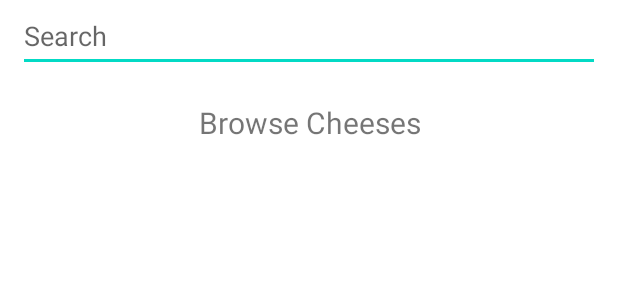
After one commit to Jimmyoungyi/ITUFinal, an Android app: the layout fragment_search.xml on its own in the app's theme, with its tools: preview values and no code run, on a phone screen of 412 x 824 dp. The commit adds this screen. Shown: the top 300 px of the screen. Run offline under Robolectric (Android 15) with nearby library versions, the phone set to English and light mode, and no system bars.

Commit message:
add cheese type list

```diff
--- a/app/build.gradle
+++ b/app/build.gradle
@@ -51,6 +51,8 @@ dependencies {
     testImplementation 'junit:junit:4.13.2'
     androidTestImplementation 'androidx.test.ext:junit:1.1.3'
     androidTestImplementation 'androidx.test.espresso:espresso-core:3.4.0'
-//nested-fragment
+    //nested-fragment
     implementation 'com.github.uysalemre:Fragment-Manager:0.1.0'
+    //load image from website
+    implementation 'com.squareup.picasso:picasso:2.71828'
 }
--- a/app/src/main/AndroidManifest.xml
+++ b/app/src/main/AndroidManifest.xml
@@ -1,6 +1,8 @@
 <?xml version="1.0" encoding="utf-8"?>
 <manifest xmlns:android="http://schemas.android.com/apk/res/android"
     package="com.example.cheesebyt">
+
+    <uses-permission android:name="android.permission.INTERNET" />
 
     <application
         android:allowBackup="true"
--- a/app/src/main/java/com/example/cheesebyt/MainActivity.kt
+++ b/app/src/main/java/com/example/cheesebyt/MainActivity.kt
@@ -5,6 +5,7 @@ import android.os.Bundle
 import android.widget.FrameLayout
 import com.eu.fragmentstatemanager.StateManager
 import com.eu.fragmentstatemanager.StateManagerBuilder
+import com.example.cheesebyt.search.SearchFragment
 import com.google.android.material.bottomnavigation.BottomNavigationView
 
 class MainActivity : AppCompatActivity() {
@@ -37,7 +38,7 @@ class MainActivity : AppCompatActivity() {
                 R.id.item_for_you -> StateManager.getInstance()
                     .showOnNavigationClick(FOR_YOU_ID, HomeFirstFragment())
                 R.id.item_search -> StateManager.getInstance()
-                    .showOnNavigationClick(SEARCH_ID, FavoriteFirstFragment())
+                    .showOnNavigationClick(SEARCH_ID, SearchFragment())
                 R.id.item_camera -> StateManager.getInstance()
                     .showOnNavigationClick(CAMERA_ID, SettingsFirstFragment())
                 R.id.item_community -> StateManager.getInstance()
--- /dev/null
+++ b/app/src/main/java/com/example/cheesebyt/search/CheeseTypeListItem.kt
@@ -0,0 +1,3 @@
+package com.example.cheesebyt.search
+
+data class CheeseTypeListItem (var name: String, var imgURL: String)
--- /dev/null
+++ b/app/src/main/res/layout/fragment_search.xml
@@ -0,0 +1,47 @@
+<?xml version="1.0" encoding="utf-8"?>
+<androidx.constraintlayout.widget.ConstraintLayout xmlns:android="http://schemas.android.com/apk/res/android"
+xmlns:app="http://schemas.android.com/apk/res-auto"
+xmlns:tools="http://schemas.android.com/tools"
+android:layout_width="match_parent"
+android:layout_height="match_parent"
+tools:context=".search.SearchFragment">
+
+<EditText
+    android:layout_marginHorizontal="12dp"
+    android:id="@+id/editText"
+    android:layout_width="match_parent"
+    android:layout_height="wrap_content"
+    android:hint="Search"
+    android:inputType="text"
+    android:maxLines="1"
+    android:minHeight="48dp"
+    app:layout_constraintEnd_toEndOf="parent"
+    app:layout_constraintStart_toStartOf="parent"
+    app:layout_constraintTop_toTopOf="parent" />
+
+<TextView
+    android:id="@+id/textView"
+    android:layout_width="wrap_content"
+    android:layout_height="wrap_content"
+    android:layout_marginTop="20dp"
+    android:text="Browse Cheeses"
+    android:textAlignment="center"
+    android:textSize="20sp"
+    app:layout_constraintEnd_toEndOf="parent"
+    app:layout_constraintStart_toStartOf="parent"
+    app:layout_constraintTop_toBottomOf="@+id/editText" />
+
+<GridView
+    android:id="@+id/cheeseTypeList"
+    android:layout_width="match_parent"
+    android:layout_height="wrap_content"
+    android:layout_margin="12dp"
+    android:horizontalSpacing="8dp"
+    android:numColumns="2"
+    android:verticalSpacing="8dp"
+    app:layout_constraintEnd_toEndOf="parent"
+    app:layout_constraintStart_toStartOf="parent"
+    app:layout_constraintTop_toBottomOf="@+id/textView" />
+
+
+</androidx.constraintlayout.widget.ConstraintLayout>
```
Also changed, not shown: app/src/main/java/com/example/cheesebyt/search/CheeseTypeListAdapter.kt (added, +36 -0 lines), app/src/main/java/com/example/cheesebyt/search/SearchFragment.kt (added, +65 -0 lines), app/src/main/res/layout/cheese_type_list_item.xml (added, +24 -0 lines).
